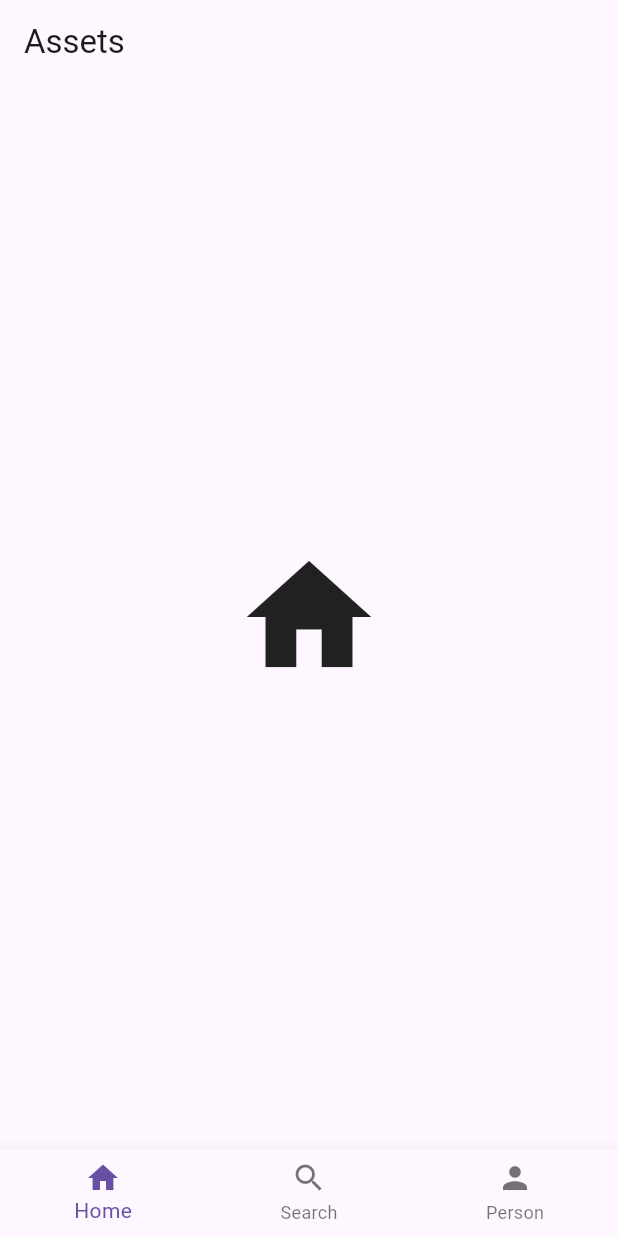
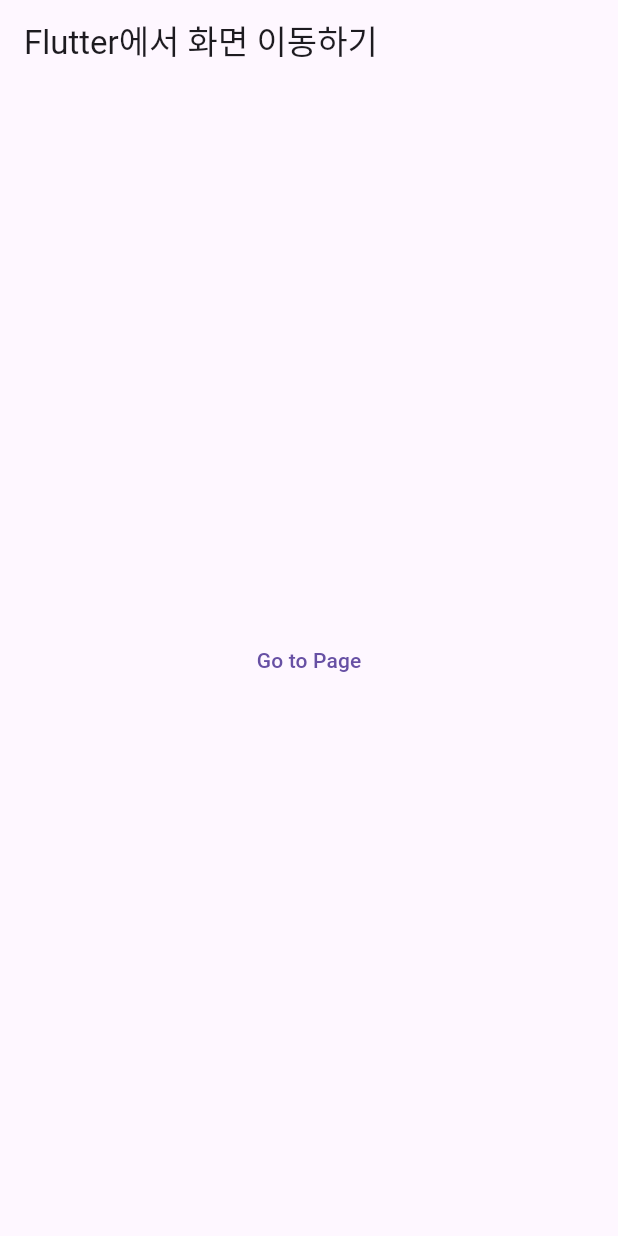
Before and after one commit to kamja44/Dart_Flutter, a Flutter app: the screen it shows after launch, on a phone screen of 412 x 824 dp. Run offline on Flutter 3.47's test engine with Material 3 defaults, Android fonts, the phone set to English and light mode, and no system bars; missing offline and left inert: dart:js_interop.

Commit message:
navaigator2

```diff
--- a/flutter_study/lib/main.dart
+++ b/flutter_study/lib/main.dart
@@ -1,4 +1,5 @@
 import 'package:flutter/material.dart';
+import 'package:flutter_study/screen/new_page.dart';
 
 const assetsPath = "assets/images";
 const bannerImage = "$assetsPath/빵빵.jpg";
@@ -9,70 +10,30 @@ void main() {
   ));
 }
 
-class HomeWidget extends StatefulWidget {
+class HomeWidget extends StatelessWidget {
   const HomeWidget({super.key});
 
   @override
-  State<HomeWidget> createState() => _HomeWidgetState();
-}
-
-class _HomeWidgetState extends State<HomeWidget> {
-  late int index;
-
-  @override
-  void initState() {
-    super.initState();
-    index = 0;
-  }
-
-  @override
   Widget build(BuildContext context) {
-    return SafeArea(
-      child: Scaffold(
-        appBar: AppBar(
-          title: const Text("Assets"),
-        ),
-        body: homeBody(),
-        bottomNavigationBar: BottomNavigationBar(
-          items: const [
-            BottomNavigationBarItem(icon: Icon(Icons.home), label: "Home"),
-            BottomNavigationBarItem(icon: Icon(Icons.search), label: "Search"),
-            BottomNavigationBarItem(icon: Icon(Icons.person), label: "Person"),
-          ],
-          currentIndex: index,
-          onTap: (newIndex) => setState(() {
-            index = newIndex;
-          }),
+    return Scaffold(
+      appBar: AppBar(
+        title: const Text("Flutter에서 화면 이동하기"),
+      ),
+      body: Center(
+        child: TextButton(
+          onPressed: () {
+            Navigator.push(
+              context,
+              MaterialPageRoute(
+                builder: (context) {
+                  return const NewPage();
+                },
+              ),
+            );
+          },
+          child: const Text("Go to Page"),
         ),
       ),
     );
   }
-
-  Widget homeBody() {
-    switch (index) {
-      case 1:
-        return const Center(
-          child: Icon(Icons.search, size: 100),
-        );
-      case 2:
-        return const Center(
-          child: Icon(Icons.person, size: 100),
-        );
-      default:
-        return const Center(
-          child: Icon(Icons.home, size: 100),
-        );
-    }
-  }
 }
-
-class Body extends StatelessWidget {
-  const Body({super.key});
-
-  @override
-  Widget build(BuildContext context) {
-    return Center(
-      child: Image.asset(bannerImage),
-    );
-  }
-}
```
Also changed, not shown: flutter_study/lib/screen/new_page.dart (added, +63 -0 lines).
